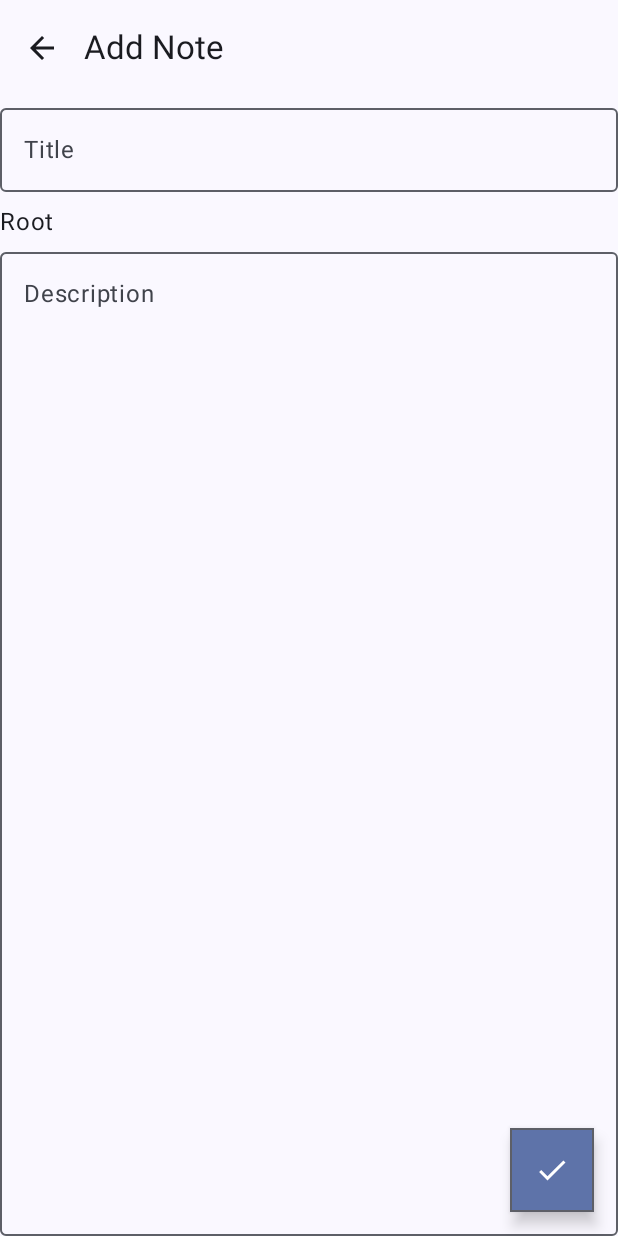
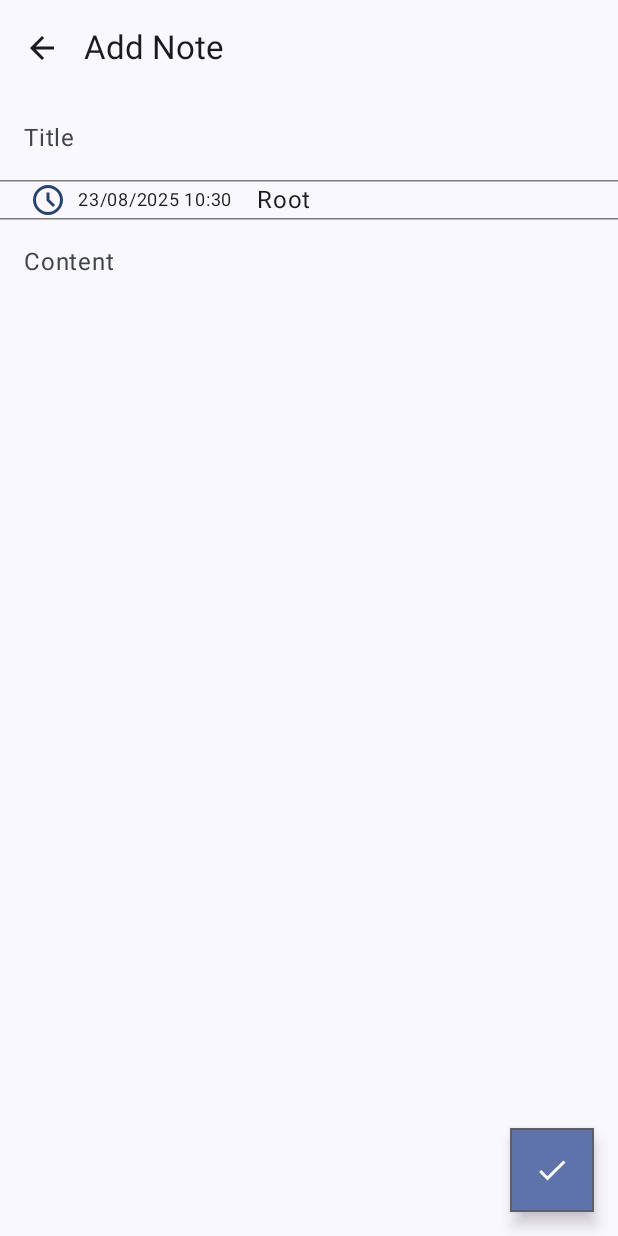
Before and after one commit to sinan-q/My_Tasks_App, an Android app built with Jetpack Compose: the composable AddEditNoteScreen shown on its own in the app's theme, on a phone screen of 412 x 824 dp. Run offline under Robolectric (Android 15) with nearby library versions, the phone set to English and light mode, and no system bars; our stand-ins replace Dagger/Hilt's generated code, Room's generated code; libraries missing offline, so code that uses them is left out: dev.jeziellago.compose; 1 statement that could not run was skipped.

Commit message:
Added Markdown viewer in NoteEdit Added clock icon

```diff
--- a/app/src/main/java/com/sinxn/mytasks/ui/screens/noteScreen/AddEditNoteScreen.kt
+++ b/app/src/main/java/com/sinxn/mytasks/ui/screens/noteScreen/AddEditNoteScreen.kt
@@ -3,19 +3,20 @@ package com.sinxn.mytasks.ui.screens.noteScreen
 import android.widget.Toast
 import androidx.activity.compose.BackHandler
 import androidx.compose.foundation.layout.Column
+import androidx.compose.foundation.layout.Row
 import androidx.compose.foundation.layout.Spacer
 import androidx.compose.foundation.layout.fillMaxSize
 import androidx.compose.foundation.layout.fillMaxWidth
-import androidx.compose.foundation.layout.height
 import androidx.compose.foundation.layout.imePadding
 import androidx.compose.foundation.layout.padding
 import androidx.compose.material.icons.Icons
 import androidx.compose.material.icons.filled.Check
 import androidx.compose.material.icons.filled.Delete
 import androidx.compose.material.icons.filled.Edit
+import androidx.compose.material3.HorizontalDivider
 import androidx.compose.material3.Icon
 import androidx.compose.material3.IconButton
-import androidx.compose.material3.OutlinedTextField
+import androidx.compose.material3.MaterialTheme
 import androidx.compose.material3.Scaffold
 import androidx.compose.material3.Text
 import androidx.compose.runtime.Composable
@@ -32,17 +33,24 @@ import androidx.compose.ui.focus.focusRequester
 import androidx.compose.ui.platform.LocalContext
 import androidx.compose.ui.platform.LocalFocusManager
 import androidx.compose.ui.platform.LocalSoftwareKeyboardController
+import androidx.compose.ui.res.painterResource
 import androidx.compose.ui.res.stringResource
+import androidx.compose.ui.text.TextStyle
+import androidx.compose.ui.text.font.FontWeight
 import androidx.compose.ui.unit.dp
+import androidx.compose.ui.unit.sp
 import androidx.hilt.navigation.compose.hiltViewModel
 import com.sinxn.mytasks.R
 import com.sinxn.mytasks.data.local.entities.Note
 import com.sinxn.mytasks.ui.components.ConfirmationDialog
 import com.sinxn.mytasks.ui.components.MyTasksTopAppBar
+import com.sinxn.mytasks.ui.components.MyTextField
 import com.sinxn.mytasks.ui.components.RectangleFAB
 import com.sinxn.mytasks.ui.components.rememberPressBackTwiceState
 import com.sinxn.mytasks.ui.screens.folderScreen.FolderDropDown
 import com.sinxn.mytasks.ui.viewModels.NoteViewModel
+import com.sinxn.mytasks.utils.formatDate
+import dev.jeziellago.compose.markdowntext.MarkdownText
 import kotlinx.coroutines.flow.collectLatest
 
 @Composable
@@ -146,15 +154,25 @@ fun AddEditNoteScreen(
                 .fillMaxSize()
                 .padding(padding)
         ) {
-            OutlinedTextField(
+            MyTextField(
                 value = noteInputState.title,
                 onValueChange = { noteInputState = noteInputState.copy(title = it) },
-                label = { Text("Title") },
                 readOnly = !isEditing,
-                modifier = Modifier.fillMaxWidth().focusRequester(focusRequester)
+                modifier = Modifier.fillMaxWidth().focusRequester(focusRequester),
+                placeholder = "Title",
+                textStyle = TextStyle.Default.copy(
+                    fontWeight = FontWeight.ExtraBold,
+                    fontSize = 18.sp
                 )
-            Spacer(modifier = Modifier.height(8.dp))
+            )
+            HorizontalDivider()
+            Row(modifier = Modifier.padding(horizontal = 20.dp)) {
+                Icon(painterResource(R.drawable.clock_ic), contentDescription = "Clock Icon", tint = MaterialTheme.colorScheme.primary)
+                Spacer(modifier = Modifier.padding(horizontal = 4.dp))
+                Text(noteInputState.timestamp.formatDate(), fontSize = 12.sp)
+                Spacer(modifier = Modifier.padding(horizontal = 8.dp))
                 FolderDropDown(
+                    modifier = Modifier.padding(horizontal = 20.dp),
                     onClick = { folderId ->
                         noteViewModel.fetchFolderById(folderId)
                     },
@@ -162,13 +180,28 @@ fun AddEditNoteScreen(
                     folder = folder,
                     folders = subFolders
                 )
-            OutlinedTextField(
+            }
+
+            HorizontalDivider()
+            if (isEditing) {
+                MyTextField(
                     value = noteInputState.content,
-                onValueChange = {noteInputState = noteInputState.copy( content = it )},
-                label = { Text("Description") },
-                readOnly = !isEditing,
-                modifier = Modifier.fillMaxSize()
+                    onValueChange = { noteInputState = noteInputState.copy(content = it) },
+                    modifier = Modifier.fillMaxSize(),
+                    placeholder = "Content",
+                    textStyle = TextStyle.Default.copy(
+                        fontSize = 16.sp
                     )
+                )
+            } else {
+                MarkdownText(
+                    markdown = noteInputState.content,
+                    modifier = Modifier.fillMaxSize().padding(10.dp),
+                    style = TextStyle.Default.copy(
+                        fontSize = 16.sp
+                    )
+                )
+            }
         }
     }
     ConfirmationDialog(
--- /dev/null
+++ b/app/src/main/res/drawable/clock_ic.xml
@@ -0,0 +1,10 @@
+<vector xmlns:android="http://schemas.android.com/apk/res/android"
+    android:width="24dp"
+    android:height="24dp"
+    android:viewportWidth="960"
+    android:viewportHeight="960"
+    android:tint="?attr/colorControlNormal">
+  <path
+      android:fillColor="@android:color/white"
+      android:pathData="M612,668L668,612L520,464L520,280L440,280L440,496L612,668ZM480,880Q397,880 324,848.5Q251,817 197,763Q143,709 111.5,636Q80,563 80,480Q80,397 111.5,324Q143,251 197,197Q251,143 324,111.5Q397,80 480,80Q563,80 636,111.5Q709,143 763,197Q817,251 848.5,324Q880,397 880,480Q880,563 848.5,636Q817,709 763,763Q709,817 636,848.5Q563,880 480,880ZM480,480Q480,480 480,480Q480,480 480,480Q480,480 480,480Q480,480 480,480Q480,480 480,480Q480,480 480,480Q480,480 480,480Q480,480 480,480ZM480,800Q613,800 706.5,706.5Q800,613 800,480Q800,347 706.5,253.5Q613,160 480,160Q347,160 253.5,253.5Q160,347 160,480Q160,613 253.5,706.5Q347,800 480,800Z"/>
+</vector>
```
Lines whose indentation alone changed are shown as unchanged.
